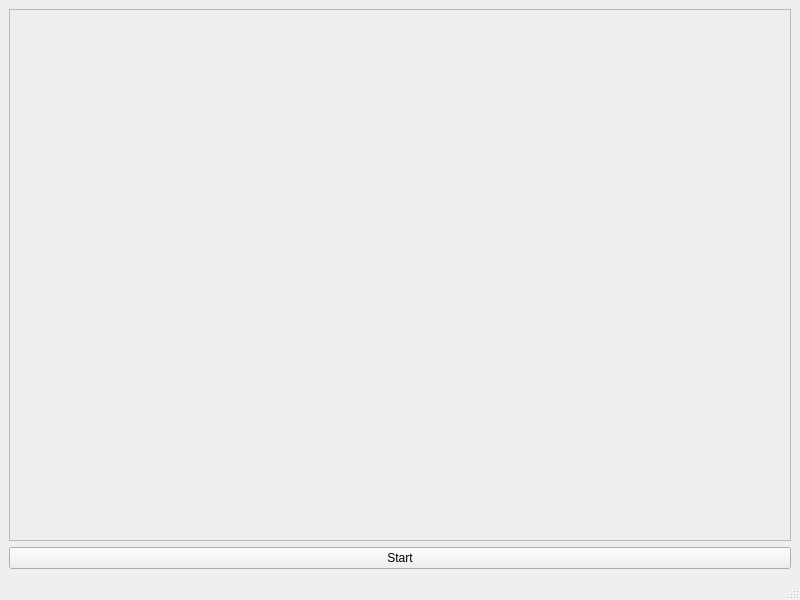
The window that unreal-qt/mainwindow.ui (alfishe/unreal-ng) describes before a commit, drawn with Qt 5.
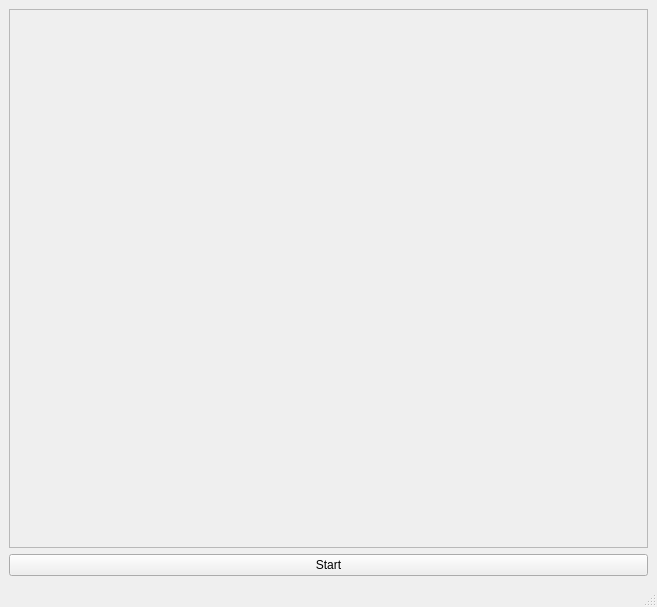
The same window after the commit.

Commit message: Flex resize / scaling

```diff
--- a/unreal-qt/mainwindow.ui
+++ b/unreal-qt/mainwindow.ui
@@ -6,8 +6,8 @@
    <rect>
     <x>0</x>
     <y>0</y>
-    <width>800</width>
-    <height>600</height>
+    <width>657</width>
+    <height>607</height>
    </rect>
   </property>
   <property name="windowTitle">
```
Left out of the diff: 4 changed lines with no effect on the pictures. The commit also changes 2 other files.
